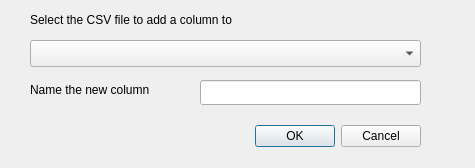
First picture: the form in profile/profiles/default/python/plugins/add_column/add_column_dialog_base.ui, repository pndphd/FHAST_2, before the edit.
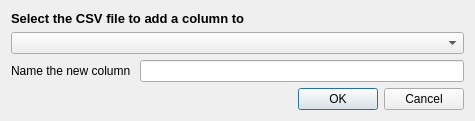
Second picture: the form after the edit. Custom widgets are drawn as their Qt base class.

```diff
--- a/profile/profiles/default/python/plugins/add_column/add_column_dialog_base.ui
+++ b/profile/profiles/default/python/plugins/add_column/add_column_dialog_base.ui
@@ -7,36 +7,21 @@
     <x>0</x>
     <y>0</y>
     <width>475</width>
-    <height>168</height>
+    <height>118</height>
    </rect>
   </property>
   <property name="windowTitle">
    <string>Add Column</string>
   </property>
-  <widget class="QDialogButtonBox" name="button_box">
-   <property name="geometry">
-    <rect>
-     <x>80</x>
-     <y>120</y>
-     <width>341</width>
-     <height>32</height>
-    </rect>
-   </property>
-   <property name="orientation">
-    <enum>Qt::Horizontal</enum>
-   </property>
-   <property name="standardButtons">
-    <set>QDialogButtonBox::Cancel|QDialogButtonBox::Ok</set>
-   </property>
-  </widget>
+  <layout class="QGridLayout" name="gridLayout">
+   <item row="0" column="0" colspan="2">
   <widget class="QLabel" name="label">
-   <property name="geometry">
-    <rect>
-     <x>30</x>
-     <y>10</y>
-     <width>281</width>
-     <height>19</height>
-    </rect>
+     <property name="font">
+      <font>
+       <pointsize>10</pointsize>
+       <weight>75</weight>
+       <bold>true</bold>
+      </font>
    </property>
    <property name="toolTip">
     <string>Select a csv layer to add an empty column to</string>
@@ -45,35 +30,12 @@
     <string>Select the CSV file to add a column to</string>
    </property>
   </widget>
-  <widget class="QgsMapLayerComboBox" name="add_column_select">
-   <property name="geometry">
-    <rect>
-     <x>30</x>
-     <y>40</y>
-     <width>391</width>
-     <height>27</height>
-    </rect>
-   </property>
-  </widget>
-  <widget class="QLineEdit" name="column_name_in">
-   <property name="geometry">
-    <rect>
-     <x>200</x>
-     <y>80</y>
-     <width>221</width>
-     <height>25</height>
-    </rect>
-   </property>
-  </widget>
+   </item>
+   <item row="1" column="0" colspan="2">
+    <widget class="QgsMapLayerComboBox" name="add_column_select"/>
+   </item>
+   <item row="2" column="0">
   <widget class="QLabel" name="column_name">
-   <property name="geometry">
-    <rect>
-     <x>30</x>
-     <y>80</y>
-     <width>171</width>
-     <height>19</height>
-    </rect>
-   </property>
    <property name="toolTip">
     <string>Give the new column a name (the column head)</string>
    </property>
@@ -81,6 +43,21 @@
     <string>Name the new column </string>
    </property>
   </widget>
+   </item>
+   <item row="2" column="1">
+    <widget class="QLineEdit" name="column_name_in"/>
+   </item>
+   <item row="3" column="0" colspan="2">
+    <widget class="QDialogButtonBox" name="button_box">
+     <property name="orientation">
+      <enum>Qt::Horizontal</enum>
+     </property>
+     <property name="standardButtons">
+      <set>QDialogButtonBox::Cancel|QDialogButtonBox::Ok</set>
+     </property>
+    </widget>
+   </item>
+  </layout>
  </widget>
  <customwidgets>
   <customwidget>
```
Lines whose indentation alone changed are shown as unchanged.
